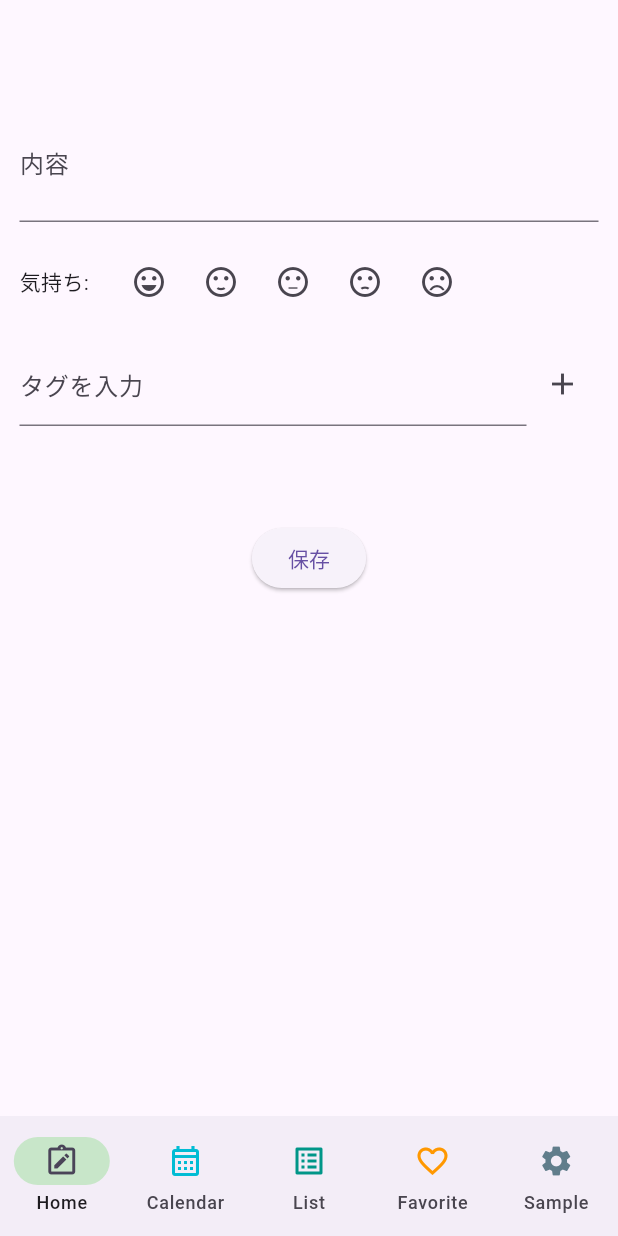
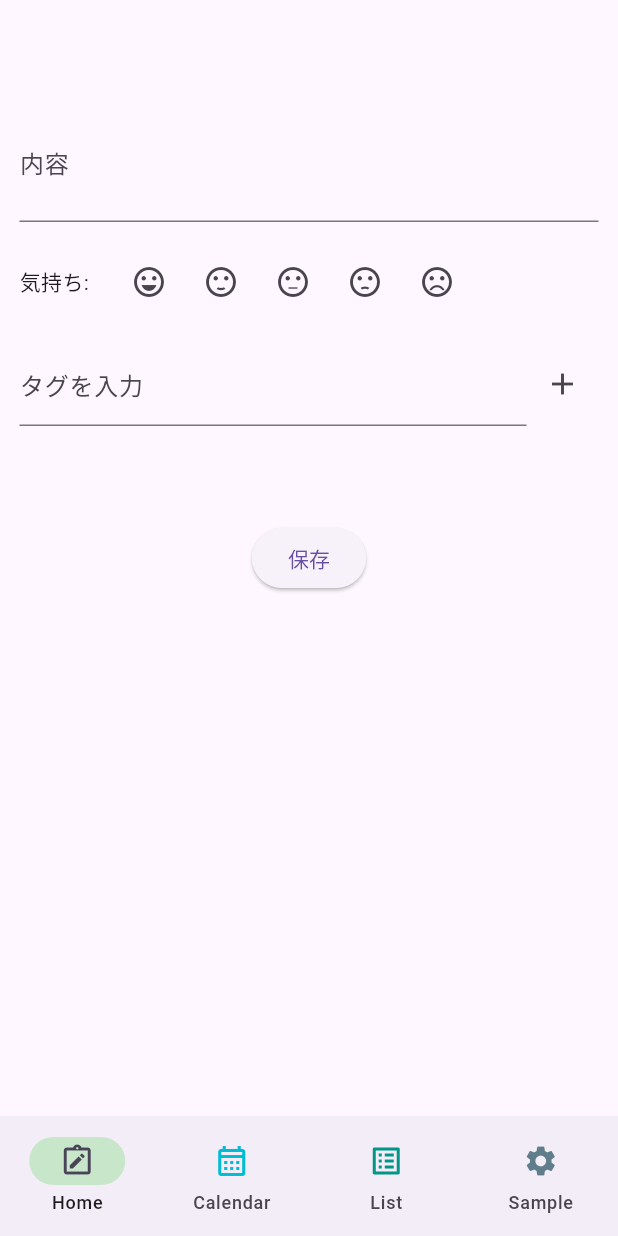
Before and after one commit to muranakar/mind_journal, a Flutter app: the screen it shows after launch, on a phone screen of 412 x 824 dp. Run offline on Flutter 3.47's test engine with Material 3 defaults, Android fonts, the light colour scheme and no system bars; our stand-ins replace shared_preferences, sqflite, table_calendar; accounts and stored records are empty.

Commit message:
remove お気に入り画面の削除

```diff
--- a/lib/main.dart
+++ b/lib/main.dart
@@ -3,9 +3,7 @@ import 'package:flutter/material.dart';
 // import 'package:intl/intl.dart';
 import 'package:mind_journal/screen/calendar.dart';
 import 'package:mind_journal/screen/diaryList.dart';
-import 'package:mind_journal/screen/favorites.dart';
 import 'package:mind_journal/screen/home.dart';
-import 'package:mind_journal/screen/sample1.dart';
 import 'package:mind_journal/screen/settings.dart';
 
 void main() {
@@ -67,10 +65,6 @@ class _NavigationExampleState extends State<NavigationExample> {
             label: 'List',
           ),
           NavigationDestination(
-            icon: Icon(Icons.favorite_border, color: Colors.orange),
-            label: 'Favorite',
-          ),
-          NavigationDestination(
             icon: Icon(
               Icons.settings,
               color: Colors.blueGrey,
@@ -114,15 +108,6 @@ class _NavigationExampleState extends State<NavigationExample> {
           margin: const EdgeInsets.all(8.0),
           child: SizedBox.expand(
             child: Center(
-              child: FavoriteDiaryListScreen(),
-            ),
-          ),
-        ),
-        Card(
-          shadowColor: Colors.transparent,
-          margin: const EdgeInsets.all(8.0),
-          child: SizedBox.expand(
-            child: Center(
               child: SettingsScreen(),
             ),
           ),
```
Also changed, not shown: lib/screen/favorites.dart (deleted, +0 -105 lines).
